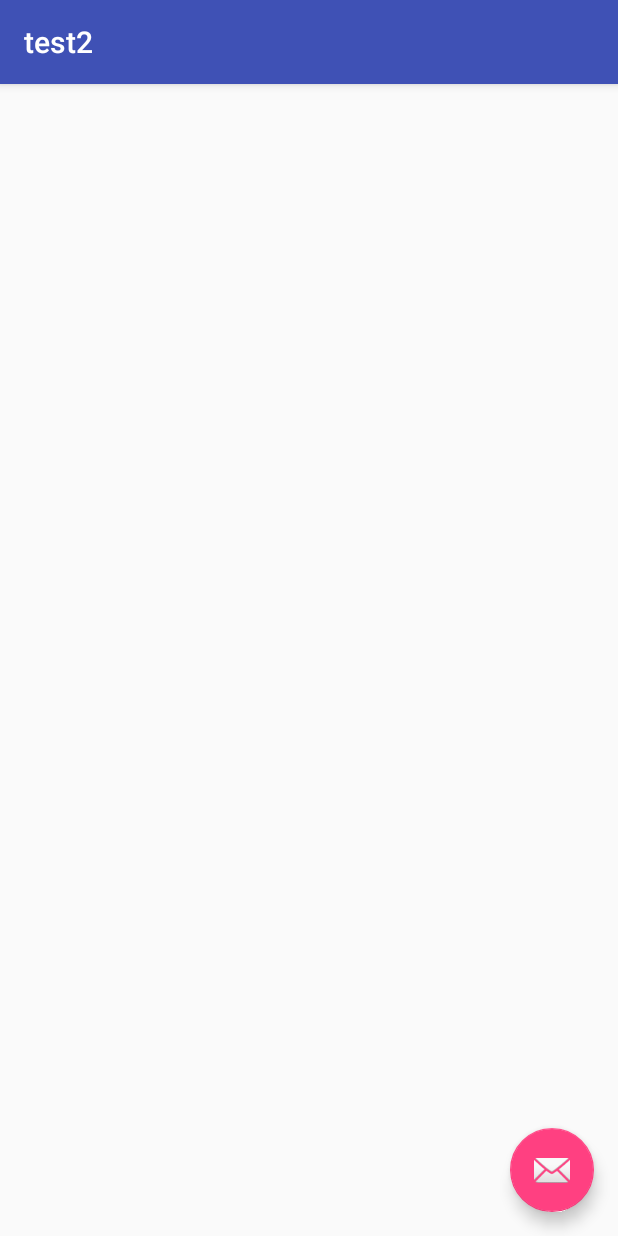
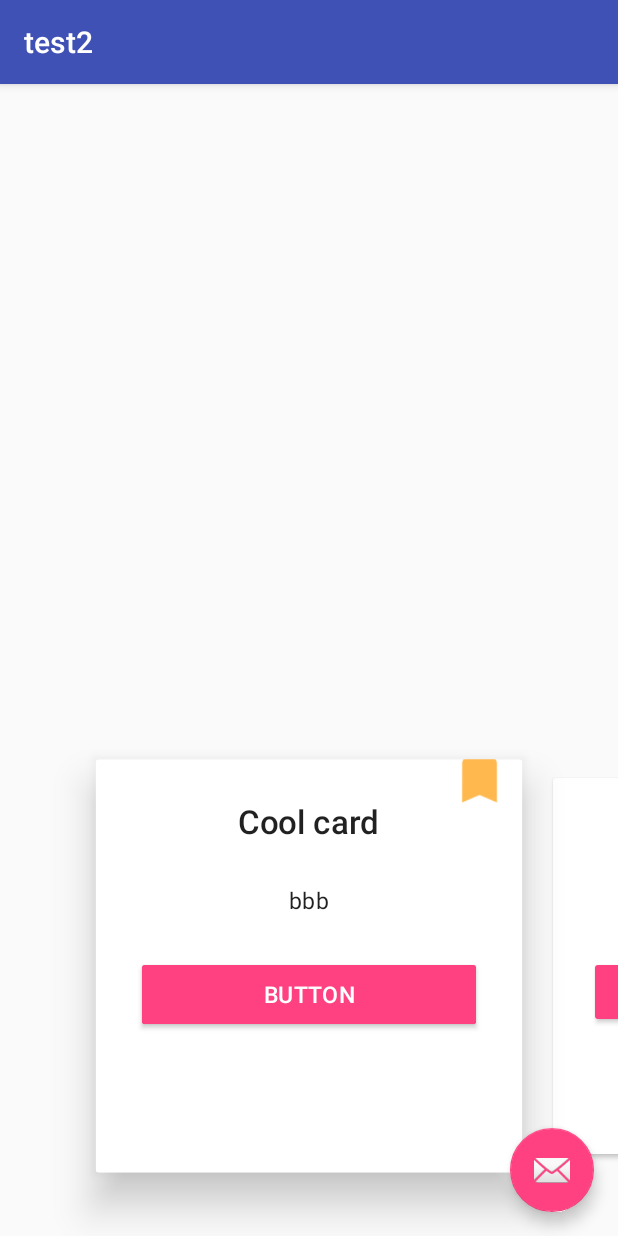
Before and after one commit to frankieGitHub/mycard, an Android app: the test2 screen opened directly, with no data from a screen before it, on a phone screen of 412 x 824 dp. Run offline under Robolectric (Android 15) with nearby library versions, the phone set to English and light mode, and no system bars.

Commit message:
add cardview item for test2
Signed-off-by: frankie <frankie_lrh@163.com>

```diff
--- a/app/src/main/java/com/mycard/mycard/LoginActivity.java
+++ b/app/src/main/java/com/mycard/mycard/LoginActivity.java
@@ -41,7 +41,7 @@ public class LoginActivity extends RobinActivity {
 
         if(password.equals("123")) {
             Log.e("frankie", "123");
-            startActivity(new Intent(this, ScrollingActivity.class));
+            startActivity(new Intent(this, test2.class));
         }
         else if(password.equals("321")) {
             Log.e("frankie", "321");
--- a/app/src/main/java/com/mycard/mycard/test2.java
+++ b/app/src/main/java/com/mycard/mycard/test2.java
@@ -3,11 +3,16 @@ package com.mycard.mycard;
 import android.os.Bundle;
 import android.support.design.widget.FloatingActionButton;
 import android.support.design.widget.Snackbar;
+import android.support.v4.view.ViewPager;
 import android.support.v7.app.AppCompatActivity;
 import android.support.v7.widget.Toolbar;
 import android.view.View;
 
 public class test2 extends AppCompatActivity {
+
+    private ViewPager mViewPager;
+    private CardPagerAdapter mCardAdapter;
+    private ShadowTransformer mCardShadowTransformer;
 
     @Override
     protected void onCreate(Bundle savedInstanceState) {
@@ -15,6 +20,25 @@ public class test2 extends AppCompatActivity {
         setContentView(R.layout.activity_test2);
         Toolbar toolbar = (Toolbar) findViewById(R.id.toolbar);
         setSupportActionBar(toolbar);
+
+
+        mViewPager = (ViewPager) findViewById(R.id.viewPager);
+
+        mCardAdapter = new CardPagerAdapter();
+        mCardAdapter.addCardItem(new CardItem(R.string.title_1, R.string.text_2));
+        mCardAdapter.addCardItem(new CardItem(R.string.title_2, R.string.text_2));
+        mCardAdapter.addCardItem(new CardItem(R.string.title_3, R.string.text_2));
+        mCardAdapter.addCardItem(new CardItem(R.string.title_4, R.string.text_2));
+
+        mCardShadowTransformer = new ShadowTransformer(mViewPager, mCardAdapter);
+        //    mFragmentCardShadowTransformer = new ShadowTransformer(mViewPager, mFragmentCardAdapter);
+
+        mViewPager.setAdapter(mCardAdapter);
+        mViewPager.setPageTransformer(false, mCardShadowTransformer);
+        mViewPager.setOffscreenPageLimit(3);
+
+        mCardShadowTransformer.enableScaling(true);
+
 
         FloatingActionButton fab = (FloatingActionButton) findViewById(R.id.fab);
         fab.setOnClickListener(new View.OnClickListener() {
--- a/app/src/main/res/layout/activity_test2.xml
+++ b/app/src/main/res/layout/activity_test2.xml
@@ -20,6 +20,19 @@
 
     </android.support.design.widget.AppBarLayout>
 
+    <android.support.v4.view.ViewPager
+        android:id="@+id/viewPager"
+        android:layout_width="match_parent"
+        android:layout_height="330dp"
+        android:layout_gravity="bottom"
+        android:clipToPadding="false"
+        android:overScrollMode="never"
+        android:paddingBottom="30dp"
+        android:paddingEnd="60dp"
+        android:paddingLeft="60dp"
+        android:paddingRight="60dp"
+        android:paddingStart="60dp" />
+
     <include layout="@layout/content_test2" />
 
     <android.support.design.widget.FloatingActionButton
```
